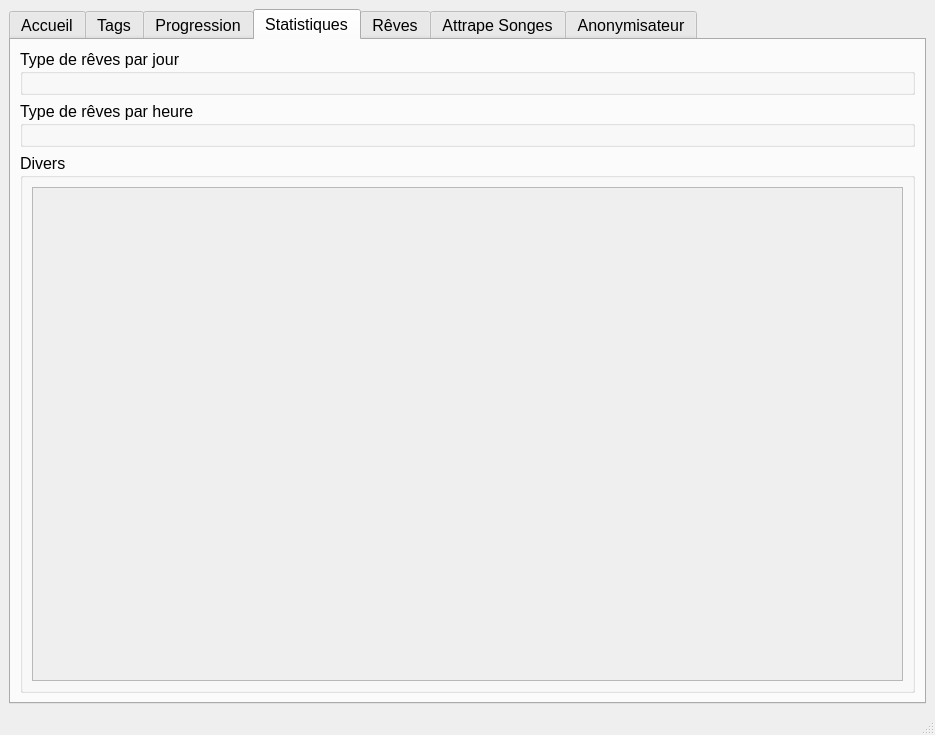
The window that src/ui/main_window.ui (estebanthi/DreamsAnalyzer) describes before a commit, drawn with Qt 5.
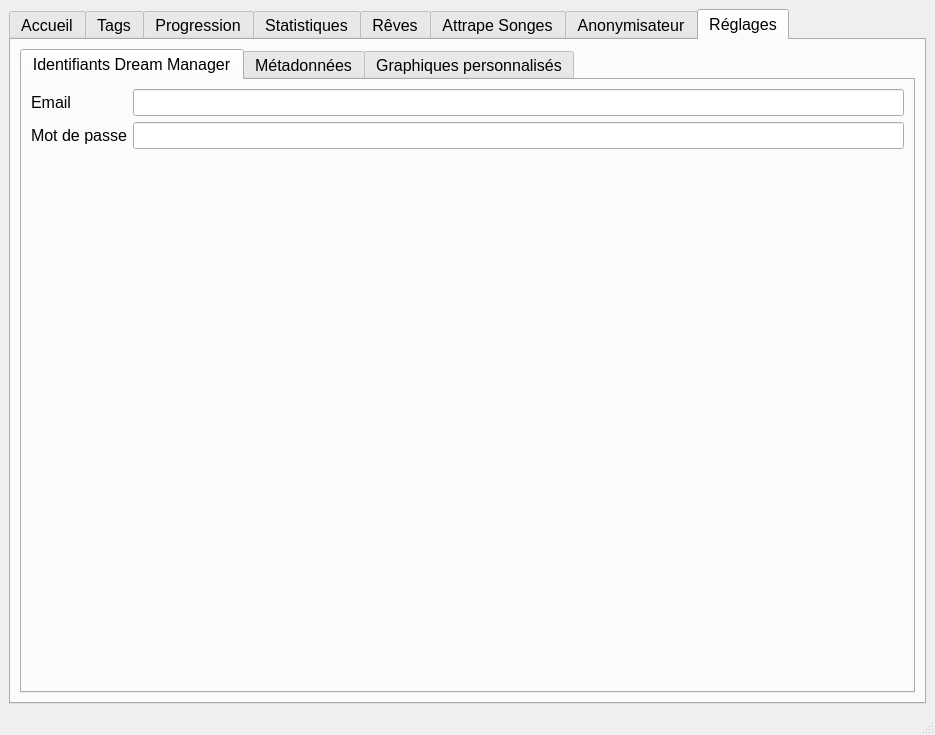
The same window after the commit. Custom widgets are drawn as their Qt base class.

The edit to the form file:
```diff
--- a/src/ui/main_window.ui
+++ b/src/ui/main_window.ui
@@ -23,7 +23,7 @@
        </font>
       </property>
       <property name="currentIndex">
-       <number>3</number>
+       <number>7</number>
       </property>
       <widget class="QWidget" name="Accueil">
        <attribute name="title">
@@ -912,6 +912,65 @@
         </item>
        </layout>
       </widget>
+      <widget class="QWidget" name="tab_5">
+       <attribute name="title">
+        <string>Réglages</string>
+       </attribute>
+       <layout class="QVBoxLayout" name="verticalLayout_11">
+        <item>
+         <widget class="QTabWidget" name="tabWidget_2">
+          <property name="currentIndex">
+           <number>0</number>
+          </property>
+          <widget class="QWidget" name="tab_6">
+           <attribute name="title">
+            <string>Identifiants Dream Manager</string>
+           </attribute>
+           <layout class="QHBoxLayout" name="horizontalLayout_18">
+            <item>
+             <layout class="QFormLayout" name="formLayout">
+              <item row="0" column="0">
+               <widget class="QLabel" name="label_5">
+                <property name="text">
+                 <string>Email</string>
+                </property>
+               </widget>
+              </item>
+              <item row="1" column="0">
+               <widget class="QLabel" name="label_7">
+                <property name="text">
+                 <string>Mot de passe</string>
+                </property>
+               </widget>
+              </item>
+              <item row="0" column="1">
+               <widget class="QLineEdit" name="emailDMInput"/>
+              </item>
+              <item row="1" column="1">
+               <widget class="QLineEdit" name="passwordDMInput">
+                <property name="echoMode">
+                 <enum>QLineEdit::Password</enum>
+                </property>
+               </widget>
+              </item>
+             </layout>
+            </item>
+           </layout>
+          </widget>
+          <widget class="QWidget" name="tab_7">
+           <attribute name="title">
+            <string>Métadonnées</string>
+           </attribute>
+          </widget>
+          <widget class="QWidget" name="tab_8">
+           <attribute name="title">
+            <string>Graphiques personnalisés</string>
+           </attribute>
+          </widget>
+         </widget>
+        </item>
+       </layout>
+      </widget>
      </widget>
     </item>
    </layout>
```
